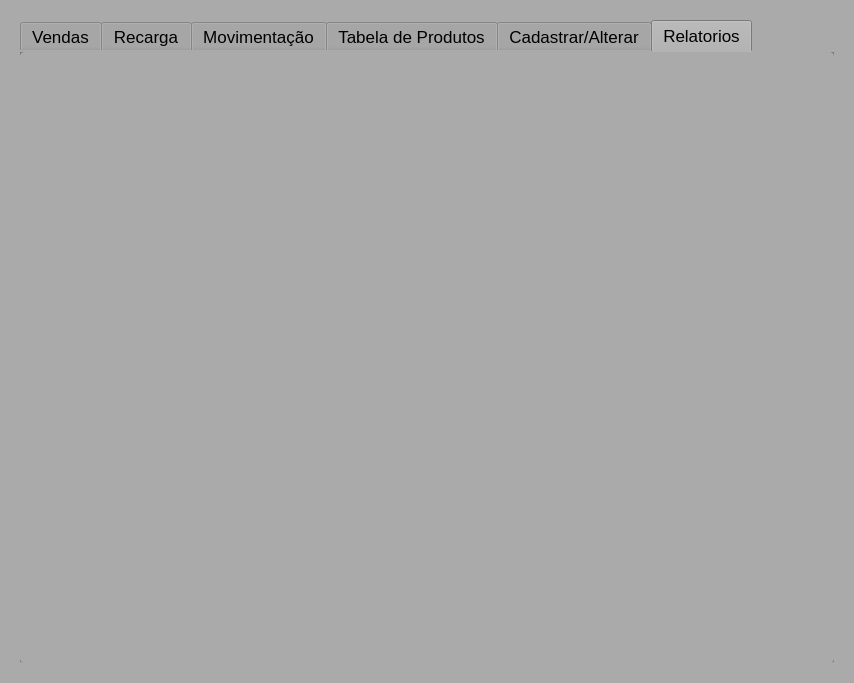
First picture: the form in comanda.ui, repository Pindoba/Comanda-pre, before the edit.
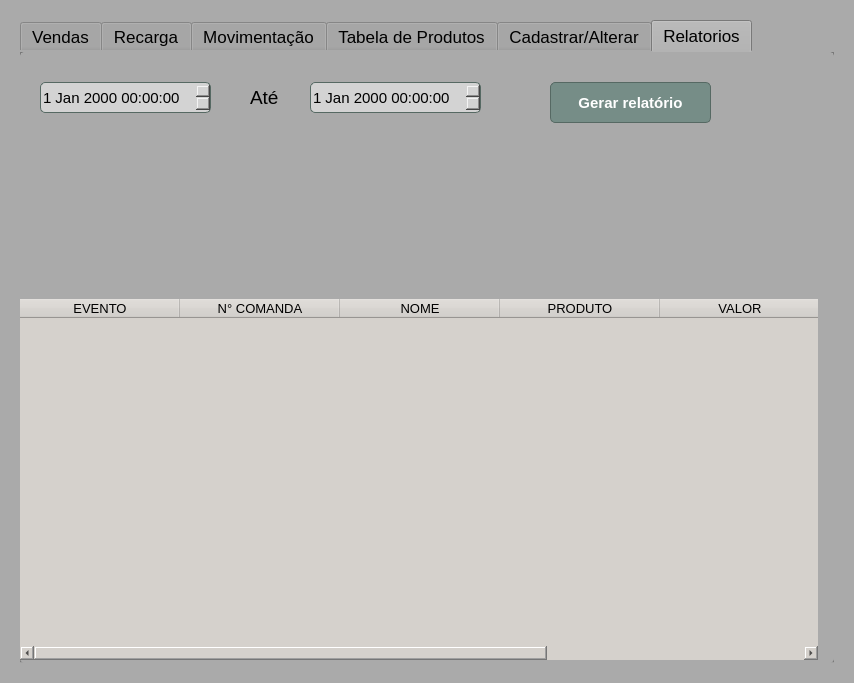
Second picture: the form after the edit. The open tabs and pages were chosen to show the change.

Commit message: buscar produto dentro da comanda e add

Diff of the .ui file:
```diff
--- a/comanda.ui
+++ b/comanda.ui
@@ -1123,6 +1123,225 @@
          <attribute name="title">
           <string>Relatorios</string>
          </attribute>
+         <widget class="QTableWidget" name="tableWidget_4">
+          <property name="geometry">
+           <rect>
+            <x>0</x>
+            <y>247</y>
+            <width>798</width>
+            <height>361</height>
+           </rect>
+          </property>
+          <property name="font">
+           <font>
+            <pointsize>11</pointsize>
+           </font>
+          </property>
+          <property name="styleSheet">
+           <string notr="true">background-color: rgb(213, 209, 204);
+border-radius:5px;
+border:0px solid #566963;
+</string>
+          </property>
+          <property name="autoScrollMargin">
+           <number>16</number>
+          </property>
+          <attribute name="horizontalHeaderMinimumSectionSize">
+           <number>39</number>
+          </attribute>
+          <attribute name="horizontalHeaderDefaultSectionSize">
+           <number>160</number>
+          </attribute>
+          <column>
+           <property name="text">
+            <string>EVENTO</string>
+           </property>
+           <property name="font">
+            <font>
+             <pointsize>10</pointsize>
+             <weight>50</weight>
+             <bold>false</bold>
+            </font>
+           </property>
+           <property name="textAlignment">
+            <set>AlignCenter</set>
+           </property>
+          </column>
+          <column>
+           <property name="text">
+            <string>N° COMANDA</string>
+           </property>
+           <property name="font">
+            <font>
+             <pointsize>10</pointsize>
+             <weight>50</weight>
+             <bold>false</bold>
+            </font>
+           </property>
+           <property name="textAlignment">
+            <set>AlignCenter</set>
+           </property>
+           <property name="background">
+            <color>
+             <red>0</red>
+             <green>0</green>
+             <blue>0</blue>
+            </color>
+           </property>
+           <property name="foreground">
+            <brush brushstyle="NoBrush">
+             <color alpha="255">
+              <red>0</red>
+              <green>25</green>
+              <blue>0</blue>
+             </color>
+            </brush>
+           </property>
+          </column>
+          <column>
+           <property name="text">
+            <string>NOME</string>
+           </property>
+           <property name="font">
+            <font>
+             <pointsize>10</pointsize>
+             <weight>50</weight>
+             <bold>false</bold>
+            </font>
+           </property>
+           <property name="textAlignment">
+            <set>AlignCenter</set>
+           </property>
+          </column>
+          <column>
+           <property name="text">
+            <string>PRODUTO</string>
+           </property>
+           <property name="font">
+            <font>
+             <pointsize>10</pointsize>
+            </font>
+           </property>
+          </column>
+          <column>
+           <property name="text">
+            <string>VALOR</string>
+           </property>
+           <property name="font">
+            <font>
+             <pointsize>10</pointsize>
+            </font>
+           </property>
+          </column>
+          <column>
+           <property name="text">
+            <string>DATA</string>
+           </property>
+           <property name="font">
+            <font>
+             <pointsize>10</pointsize>
+            </font>
+           </property>
+          </column>
+         </widget>
+         <widget class="QDateTimeEdit" name="dateTimeEdit">
+          <property name="geometry">
+           <rect>
+            <x>20</x>
+            <y>30</y>
+            <width>171</width>
+            <height>31</height>
+           </rect>
+          </property>
+          <property name="font">
+           <font>
+            <pointsize>11</pointsize>
+           </font>
+          </property>
+          <property name="styleSheet">
+           <string notr="true">background-color: rgb(211, 211, 211);
+border-radius:5px;
+border:1px solid #566963;</string>
+          </property>
+         </widget>
+         <widget class="QDateTimeEdit" name="dateTimeEdit_3">
+          <property name="geometry">
+           <rect>
+            <x>290</x>
+            <y>30</y>
+            <width>171</width>
+            <height>31</height>
+           </rect>
+          </property>
+          <property name="font">
+           <font>
+            <pointsize>11</pointsize>
+           </font>
+          </property>
+          <property name="styleSheet">
+           <string notr="true">background-color: rgb(211, 211, 211);
+border-radius:5px;
+border:1px solid #566963;</string>
+          </property>
+         </widget>
+         <widget class="QLabel" name="label_15">
+          <property name="geometry">
+           <rect>
+            <x>230</x>
+            <y>30</y>
+            <width>31</width>
+            <height>31</height>
+           </rect>
+          </property>
+          <property name="font">
+           <font>
+            <pointsize>14</pointsize>
+           </font>
+          </property>
+          <property name="text">
+           <string>Até</string>
+          </property>
+         </widget>
+         <widget class="QPushButton" name="pushButton_12">
+          <property name="geometry">
+           <rect>
+            <x>530</x>
+            <y>30</y>
+            <width>161</width>
+            <height>41</height>
+           </rect>
+          </property>
+          <property name="styleSheet">
+           <string notr="true">QPushButton {
+	box-shadow:inset 0px 1px 3px 0px #91b8b3;
+	background:linear-gradient(to bottom, #768d87 5%, #6c7c7c 100%);
+	background-color:#768d87;
+	border-radius:5px;
+	border:1px solid #566963;
+	display:inline-block;
+	cursor:pointer;
+	color:#ffffff;
+	font-family:Arial;
+	font-size:15px;
+	font-weight:bold;
+	padding:11px 23px;
+	text-decoration:none;
+	text-shadow:0px -1px 0px #2b665e;
+}
+QPushButton:hover {
+	background:linear-gradient(to bottom, #6c7c7c 5%, #768d87 100%);
+	background-color:#6c7c7c;
+}
+QPushButton:active {
+	position:relative;
+	top:1px;
+}
+</string>
+          </property>
+          <property name="text">
+           <string>Gerar relatório</string>
+          </property>
+         </widget>
         </widget>
        </widget>
       </item>
```
Left out of the diff: 68 changed lines with no effect on the pictures. The commit also changes 6 other files.
